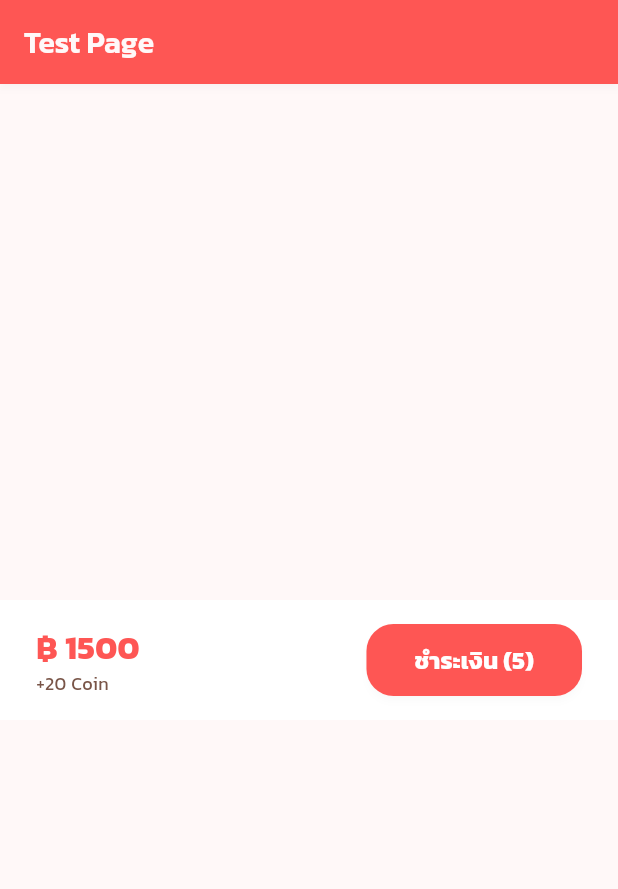
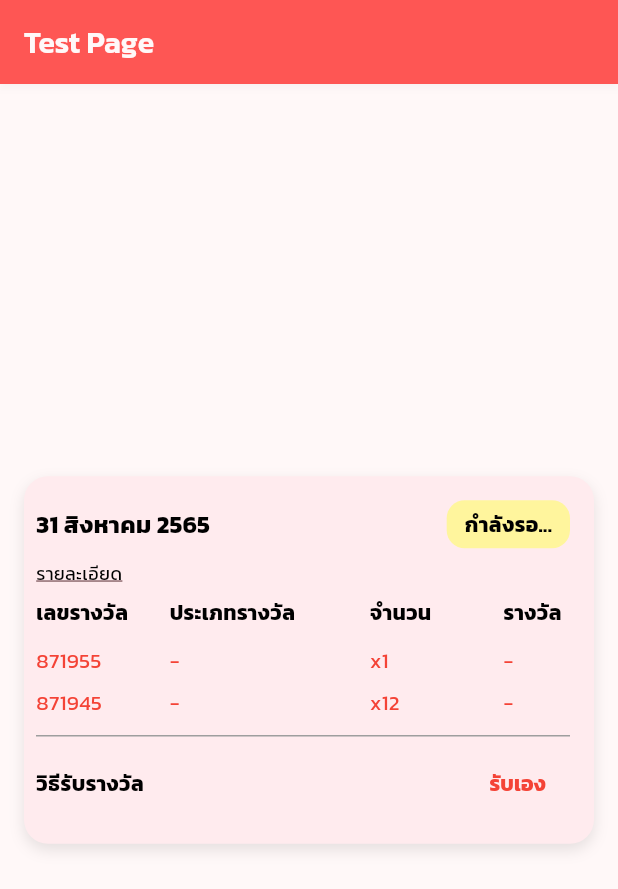
Before and after one commit to TheeraphatStudent/Locatto, a Flutter app: the screen it shows after launch, on a phone screen of 412 x 824 dp. Shown: the top 889 px of the screen. Run offline on Flutter 3.47's test engine with Material 3 defaults, Android fonts, the phone set to English and light mode, and no system bars; our stand-ins replace file_picker, flutter_secure_storage, qr_flutter; missing offline and left inert: dart_jsonwebtoken, flutter_popup_card; project files that could hold a hidden picture were left out.

Commit message:
statusLotteryComponent

```diff
--- /dev/null
+++ b/app/lib/components/statusLottery.dart
@@ -0,0 +1,243 @@
+import 'dart:ui'; // สำหรับเบลอพื้นหลัง
+import 'package:flutter/material.dart';
+
+void showStatusLotteryDialog(
+  BuildContext context,
+  StatusLottery statusLottery,
+) {
+  showDialog(
+    context: context,
+    barrierDismissible: true, // กดพื้นที่นอก dialog เพื่อปิดได้
+    builder: (BuildContext context) {
+      return BackdropFilter(
+        filter: ImageFilter.blur(sigmaX: 5, sigmaY: 5), // เบลอพื้นหลัง
+        child: Dialog(
+          insetPadding: EdgeInsets.zero, // ลบ padding รอบ Dialog
+          shape: RoundedRectangleBorder(
+            borderRadius: BorderRadius.circular(16),
+          ),
+          child: SizedBox(
+            width: MediaQuery.of(context).size.width, // กว้าง
+            height: MediaQuery.of(context).size.height * 0.4, //สูง
+            child: statusLottery,
+          ),
+        ),
+      );
+    },
+  );
+}
+
+class StatusLottery extends StatelessWidget {
+  final String period; // งวด
+  final String status; // สถานะ
+  final List<Map<String, dynamic>> rewards; // รายละเอียดรางวัล
+  final Color backgroundColor; // สีพื้นหลัง
+  final Color statusColor; // สีของ status
+
+  const StatusLottery({
+    super.key,
+    required this.period,
+    required this.status,
+    required this.rewards,
+    this.backgroundColor = Colors.white, // ค่าเริ่มต้นเป็นสีขาว
+    this.statusColor = Colors.yellow, // ค่าเริ่มต้นเป็นสีเหลือง
+  });
+
+  @override
+  Widget build(BuildContext context) {
+    return Container(
+      margin: const EdgeInsets.all(16),
+      padding: const EdgeInsets.only(left: 8, top: 16, bottom: 16, right: 16),
+      decoration: BoxDecoration(
+        color: backgroundColor, // ใช้สีพื้นหลังที่รับมา
+        borderRadius: BorderRadius.circular(16),
+        boxShadow: [
+          BoxShadow(
+            color: Colors.black.withOpacity(0.1),
+            blurRadius: 8,
+            offset: const Offset(0, 4),
+          ),
+        ],
+      ),
+      child: Column(
+        crossAxisAlignment: CrossAxisAlignment.start,
+        children: [
+          // งวดและสถานะ
+          Row(
+            mainAxisAlignment: MainAxisAlignment.spaceBetween,
+            children: [
+              Text(
+                period,
+                style: const TextStyle(
+                  fontSize: 16,
+                  fontWeight: FontWeight.bold,
+                  color: Colors.black,
+                ),
+              ),
+              Container(
+                padding: const EdgeInsets.symmetric(
+                  horizontal: 12,
+                  vertical: 6,
+                ),
+                decoration: BoxDecoration(
+                  color: statusColor, // ใช้สีของ status ที่รับมา
+                  borderRadius: BorderRadius.circular(12),
+                ),
+                child: Text(
+                  status,
+                  style: const TextStyle(
+                    fontSize: 14,
+                    fontWeight: FontWeight.bold,
+                    color: Colors.black,
+                  ),
+                ),
+              ),
+            ],
+          ),
+          const SizedBox(height: 8),
+          InkWell(
+            onTap: () {
+              showStatusLotteryDialog(
+                context,
+                StatusLottery(
+                  period: period,
+                  status: status,
+                  rewards: rewards,
+                  backgroundColor: backgroundColor,
+                  statusColor: statusColor,
+                ),
+              );
+            },
+            child: const Text(
+              'รายละเอียด',
+              style: TextStyle(
+                color: Colors.black,
+                fontSize: 12,
+                decoration: TextDecoration.underline,
+              ),
+            ),
+          ),
+          const SizedBox(height: 8),
+          // หัวข้อ
+          Row(
+            children: [
+              Expanded(
+                flex: 2,
+                child: const Text(
+                  'เลขรางวัล',
+                  style: TextStyle(
+                    fontSize: 14,
+                    fontWeight: FontWeight.bold,
+                    color: Colors.black,
+                  ),
+                ),
+              ),
+              Expanded(
+                flex: 3,
+                child: const Text(
+                  'ประเภทรางวัล',
+                  style: TextStyle(
+                    fontSize: 14,
+                    fontWeight: FontWeight.bold,
+                    color: Colors.black,
+                  ),
+                ),
+              ),
+              Expanded(
+                flex: 2,
+                child: const Text(
+                  'จำนวน',
+                  style: TextStyle(
+                    fontSize: 14,
+                    fontWeight: FontWeight.bold,
+                    color: Colors.black,
+                  ),
+                ),
+              ),
+              Expanded(
+                flex: 1,
+                child: const Text(
+                  'รางวัล',
+                  style: TextStyle(
+                    fontSize: 14,
+                    fontWeight: FontWeight.bold,
+                    color: Colors.black,
+                  ),
+                ),
+              ),
+            ],
+          ),
+          const SizedBox(height: 8),
+          // รายละเอียดรางวัล
+          Column(
+            children: rewards.map((reward) {
+              return Padding(
+                padding: const EdgeInsets.symmetric(vertical: 4),
+                child: Row(
+                  children: [
+                    Expanded(
+                      flex: 2,
+                      child: Text(
+                        reward['number'] ?? '-',
+                        style: const TextStyle(fontSize: 14, color: Colors.red),
+                      ),
+                    ),
+                    Expanded(
+                      flex: 3,
+                      child: Text(
+                        reward['type'] ?? '-',
+                        style: const TextStyle(fontSize: 14, color: Colors.red),
+                      ),
+                    ),
+                    Expanded(
+                      flex: 2,
+                      child: Text(
+                        'x${reward['amount'] ?? '-'}',
+                        style: const TextStyle(fontSize: 14, color: Colors.red),
+                      ),
+                    ),
+                    Expanded(
+                      flex: 1,
+                      child: Text(
+                        reward['prize'] ?? '-',
+                        style: const TextStyle(fontSize: 14, color: Colors.red),
+                      ),
+                    ),
+                  ],
+                ),
+              );
+            }).toList(),
+          ),
+          const Divider(color: Colors.grey, thickness: 1, height: 16),
+          // วิธีรับรางวัล
+          Row(
+            mainAxisAlignment: MainAxisAlignment.spaceBetween,
+            children: [
+              const Text(
+                'วิธีรับรางวัล',
+                style: TextStyle(
+                  fontSize: 14,
+                  fontWeight: FontWeight.bold,
+                  color: Colors.black,
+                ),
+              ),
+              TextButton(
+                onPressed: () {
+                  // ใส่ logic สำหรับการรับรางวัล
+                },
+                child: const Text(
+                  'รับเอง',
+                  style: TextStyle(
+                    color: Colors.red,
+                    fontWeight: FontWeight.bold,
+                    fontSize: 14,
+                  ),
+                ),
+              ),
+            ],
+          ),
+        ],
+      ),
+    );
+  }
+}
--- a/app/lib/pages/test.dart
+++ b/app/lib/pages/test.dart
@@ -1,4 +1,5 @@
 import 'package:app/components/TotalPrice.dart';
+import 'package:app/components/statusLottery.dart';
 import 'package:flutter/material.dart';
 
 class TestPage extends StatelessWidget {
@@ -12,28 +13,16 @@ class TestPage extends StatelessWidget {
         child: Column(
           mainAxisAlignment: MainAxisAlignment.center,
           children: [
-            TotalPrice(
-              price: 1500,
-              coin: 20,
-              itemCount: 5,
-              onPay: () {
-                // ใส่ logic เมื่อกดปุ่มชำระเงิน
-                showDialog(
-                  context: context,
-                  builder: (context) => AlertDialog(
-                    title: const Text('แจ้งเตือน'),
-                    content: const Text('คุณกดปุ่มชำระเงินแล้ว!'),
-                    actions: [
-                      TextButton(
-                        onPressed: () => Navigator.pop(context),
-                        child: const Text('ปิด'),
-                      ),
-                    ],
-                  ),
-                );
-              },
+            StatusLottery(
+              period: '31 สิงหาคม 2565',
+              status: 'กำลังรอ...',
+              rewards: [
+                {'number': '871955', 'type': '-', 'amount': 1, 'prize': '-'},
+                {'number': '871945', 'type': '-', 'amount': 12, 'prize': '-'},
+              ],
+              backgroundColor: Colors.red.shade50, // สีพื้นหลัง
+              statusColor: Colors.yellow.shade200, // สีของ status
             ),
-            // แสดง component Lottery
           ],
         ),
       ),
```
